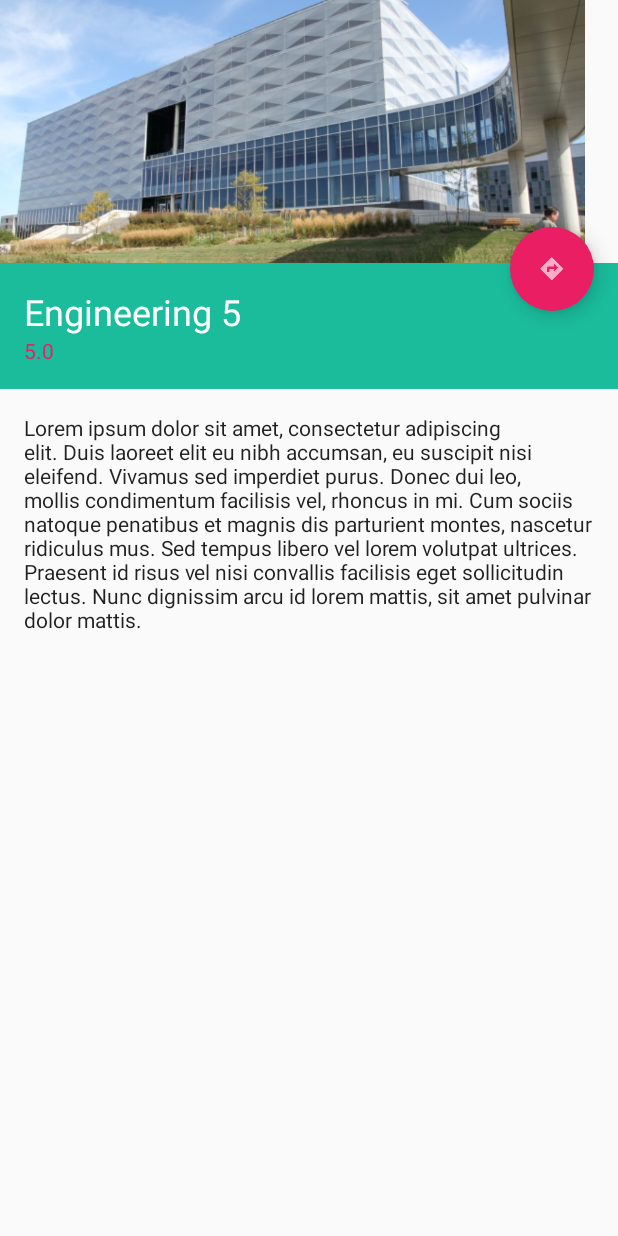
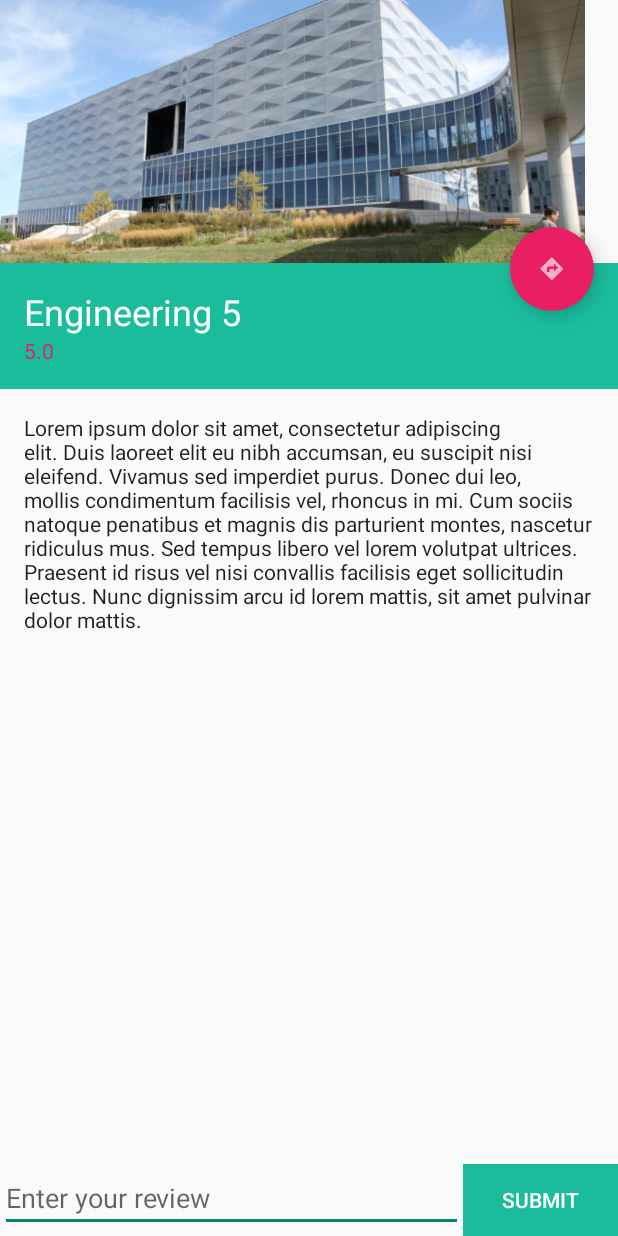
Before and after one commit to adityachugh/Discoveo, an Android app: the layout activity_detail.xml on its own in the app's theme, with its tools: preview values and no code run, on a phone screen of 412 x 824 dp. Run offline under Robolectric (Android 15) with nearby library versions, the phone set to English and light mode, and no system bars.

Commit message:
More stuff
- Dialog layout
- added stuff to detail activity

```diff
--- a/Discoveo/app/src/main/res/layout/activity_detail.xml
+++ b/Discoveo/app/src/main/res/layout/activity_detail.xml
@@ -5,8 +5,9 @@
     android:layout_width="match_parent"
     android:layout_height="match_parent">
     <ScrollView
+        android:id="@+id/scrollView"
         android:layout_width="match_parent"
-        android:layout_height="match_parent"
+        android:layout_height="wrap_content"
         tools:context="io.mindbend.discoveo.DetailActivity">
 
         <LinearLayout
@@ -62,9 +63,33 @@
                     android:padding="16dp"
                     android:text="@string/place_holder_text"
                     android:textAppearance="@style/TextAppearance.AppCompat.Body1"/>
+
             </RelativeLayout>
         </LinearLayout>
     </ScrollView>
+
+    <LinearLayout
+
+        android:layout_alignParentBottom="true"
+        android:layout_width="match_parent"
+        android:layout_height="wrap_content">
+
+        <EditText
+            android:hint="Enter your review"
+            android:layout_weight="75"
+            android:layout_width="0dp"
+            android:layout_height="wrap_content"/>
+
+        <Button
+            android:background="@color/primary"
+            style="@style/Base.Widget.AppCompat.Button.Borderless"
+            android:text="Submit"
+            android:textColor="@android:color/white"
+            android:layout_weight="25"
+            android:layout_width="0dp"
+            android:layout_height="wrap_content"/>
+    </LinearLayout>
+
     <ImageButton
         android:layout_marginTop="151dp"
         android:layout_marginRight="16dp"
@@ -75,4 +100,5 @@
         android:id="@+id/directions_fab"
         android:layout_width="@dimen/fab_size"
         android:layout_height="@dimen/fab_size"/>
+
 </RelativeLayout>
```
Also changed, not shown: Discoveo/app/src/main/res/layout/review_dialog.xml (added, +34 -0 lines).
